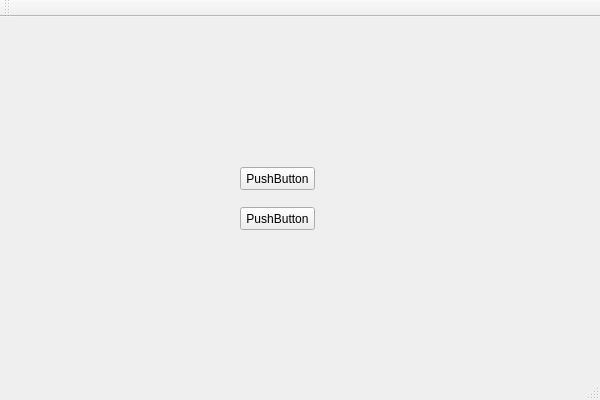
2YeongHoon/QTFrom, file QTForm/QTForm.ui: the form before one commit.
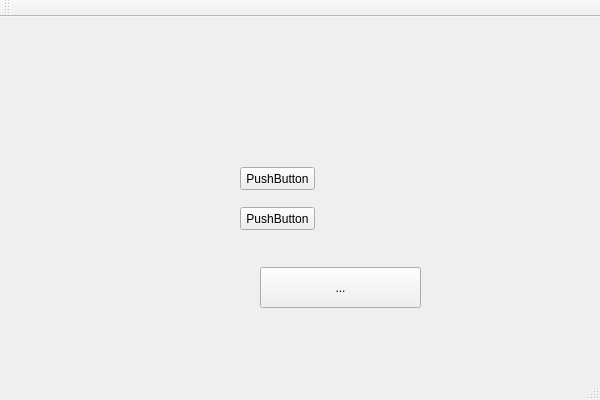
The form after the commit.

The edit to the form file:
```diff
--- a/QTForm/QTForm.ui
+++ b/QTForm/QTForm.ui
@@ -40,6 +40,19 @@
      <string>PushButton</string>
     </property>
    </widget>
+   <widget class="QToolButton" name="toolButton">
+    <property name="geometry">
+     <rect>
+      <x>260</x>
+      <y>250</y>
+      <width>161</width>
+      <height>41</height>
+     </rect>
+    </property>
+    <property name="text">
+     <string>...</string>
+    </property>
+   </widget>
   </widget>
   <widget class="QMenuBar" name="menuBar">
    <property name="geometry">
```
